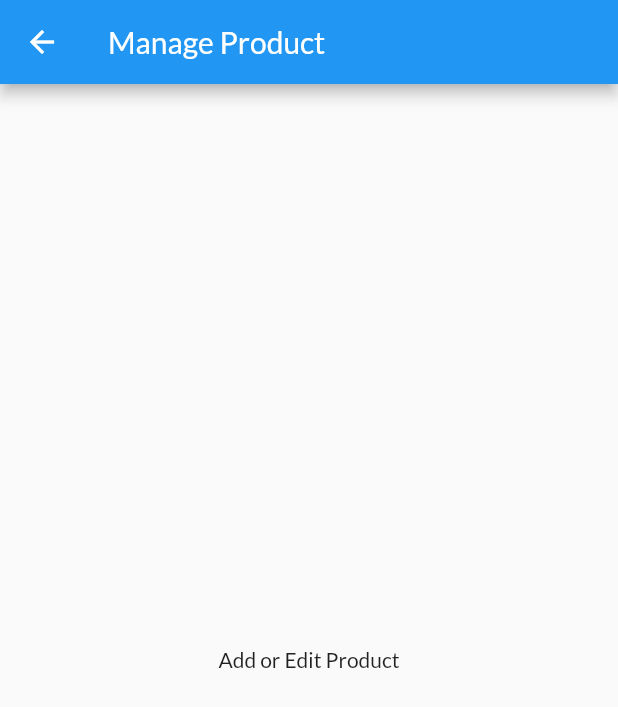
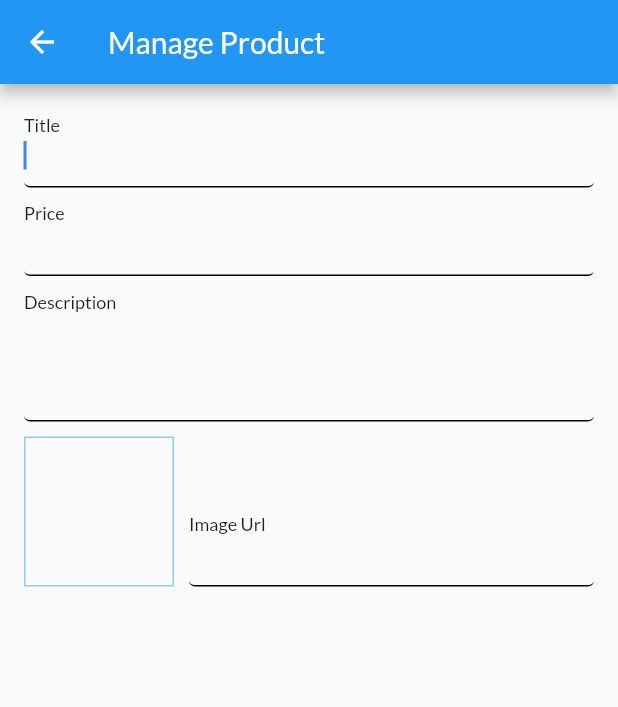
Before and after one commit to bibishan-pandey/shop_product, a Flutter app: the AddEditProductScreen screen opened by its route, on a phone screen of 412 x 824 dp. Shown: the top 707 px of the screen. Run offline on Flutter 3.47's test engine with Material 2 defaults, Android fonts, the phone set to English and light mode, and no system bars; network calls fail.

Commit message:
feat: adding form field with image input and image preview

```diff
--- a/lib/screens/add_edit_product_screen.dart
+++ b/lib/screens/add_edit_product_screen.dart
@@ -8,6 +8,34 @@ class AddEditProductScreen extends StatefulWidget {
 }
 
 class _AddEditProductScreenState extends State<AddEditProductScreen> {
+  final _priceFocusNode = FocusNode();
+  final _descriptionFocusNode = FocusNode();
+  final _imageUrlFocusNode = FocusNode();
+
+  final _imageUrlController = TextEditingController();
+
+  @override
+  void initState() {
+    _imageUrlFocusNode.addListener(_updateImageUrl);
+    super.initState();
+  }
+
+  @override
+  void dispose() {
+    _imageUrlFocusNode.removeListener(_updateImageUrl);
+    _priceFocusNode.dispose();
+    _descriptionFocusNode.dispose();
+    _imageUrlFocusNode.dispose();
+    _imageUrlController.dispose();
+    super.dispose();
+  }
+
+  void _updateImageUrl() {
+    if (!_imageUrlFocusNode.hasFocus) {
+      setState(() {});
+    }
+  }
+
   @override
   Widget build(BuildContext context) {
     return Scaffold(
@@ -15,8 +43,86 @@ class _AddEditProductScreenState extends State<AddEditProductScreen> {
         title: Text('Manage Product'),
         centerTitle: false,
       ),
-      body: Center(
-        child: Text('Add or Edit Product'),
+      body: Form(
+        child: ListView(
+          padding: EdgeInsets.symmetric(
+            horizontal: 16,
+            vertical: 10,
+          ),
+          children: [
+            TextFormField(
+              decoration: InputDecoration(
+                labelText: 'Title',
+              ),
+              textInputAction: TextInputAction.next,
+              autofocus: true,
+              onFieldSubmitted: (value) {
+                FocusScope.of(context).requestFocus(_priceFocusNode);
+              },
+            ),
+            TextFormField(
+              decoration: InputDecoration(
+                labelText: 'Price',
+              ),
+              textInputAction: TextInputAction.next,
+              keyboardType: TextInputType.numberWithOptions(decimal: true),
+              focusNode: _priceFocusNode,
+              onFieldSubmitted: (value) {
+                FocusScope.of(context).requestFocus(_descriptionFocusNode);
+              },
+            ),
+            TextFormField(
+              decoration: InputDecoration(
+                labelText: 'Description',
+              ),
+              keyboardType: TextInputType.multiline,
+              maxLines: 3,
+              focusNode: _descriptionFocusNode,
+            ),
+            Row(
+              crossAxisAlignment: CrossAxisAlignment.end,
+              children: [
+                Container(
+                  width: 100,
+                  height: 100,
+                  margin: EdgeInsets.only(right: 10, top: 10),
+                  decoration: BoxDecoration(
+                    border: Border.all(
+                      width: 1,
+                      color: Theme.of(context).backgroundColor,
+                    ),
+                  ),
+                  child: _imageUrlController.text.isEmpty
+                      ? Text('')
+                      : Image.network(
+                          _imageUrlController.text,
+                          width: double.infinity,
+                          fit: BoxFit.cover,
+                          loadingBuilder: (ctx, child, loadingProgress) {
+                            return loadingProgress == null
+                                ? child
+                                : LinearProgressIndicator();
+                          },
+                        ),
+                ),
+                Expanded(
+                  child: TextFormField(
+                    decoration: InputDecoration(
+                      labelText: 'Image Url',
+                    ),
+                    keyboardType: TextInputType.url,
+                    textInputAction: TextInputAction.done,
+                    controller: _imageUrlController,
+                    focusNode: _imageUrlFocusNode,
+                    // onEditingComplete: () {
+                    //   setState(() {});
+                    // },
+                  ),
+                ),
+              ],
+            ),
+          ],
+        ),
       ),
     );
   }
```
